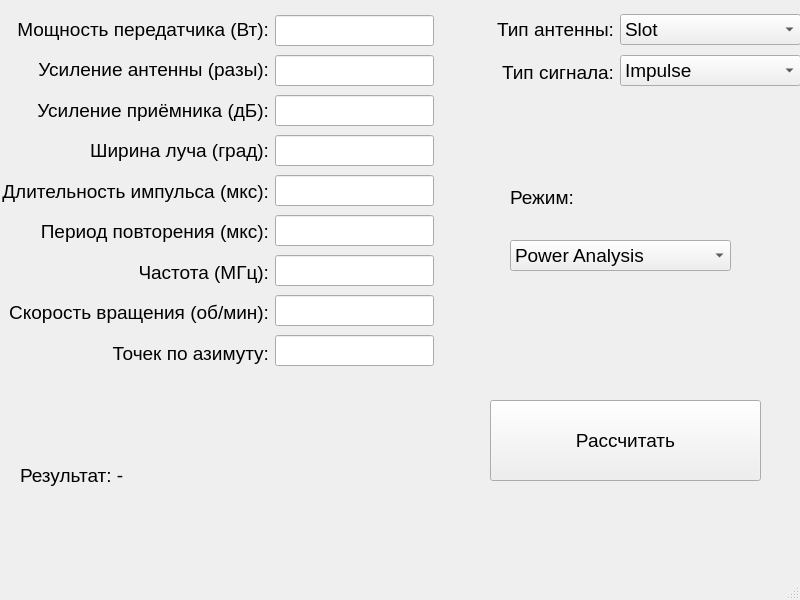
Above: ui/mainwindow.ui from Leekor-byte/radar-simulator before the change. Below: the same form after it.
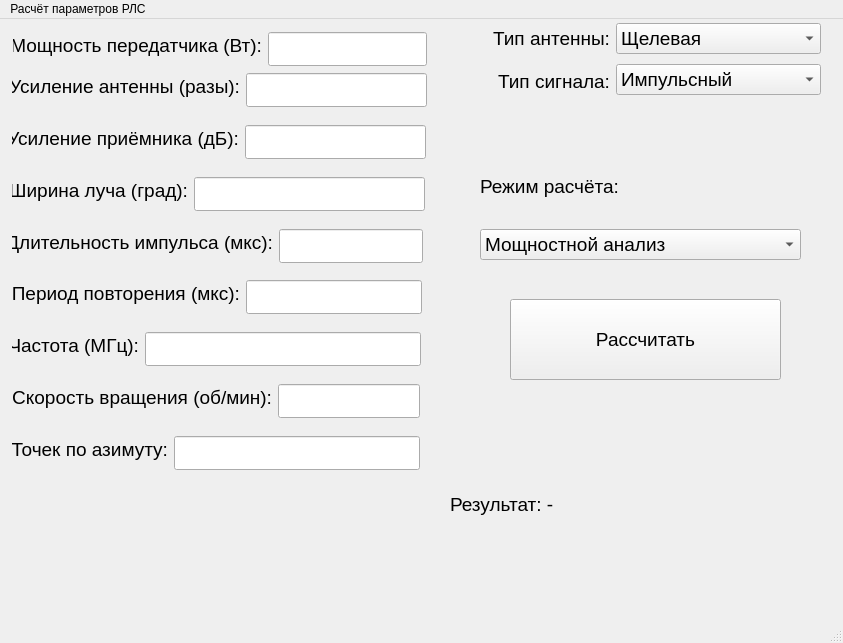
That is the form after the change.

Commit message: [+] Полная русификация интерфейса, динамические подсказки и скрытие контейнеров

```diff
--- a/ui/mainwindow.ui
+++ b/ui/mainwindow.ui
@@ -6,8 +6,8 @@
    <rect>
     <x>0</x>
     <y>0</y>
-    <width>800</width>
-    <height>600</height>
+    <width>843</width>
+    <height>643</height>
    </rect>
   </property>
   <property name="windowTitle">
@@ -17,8 +17,8 @@
    <widget class="QPushButton" name="btnCalculate">
     <property name="geometry">
      <rect>
-      <x>490</x>
-      <y>400</y>
+      <x>510</x>
+      <y>280</y>
       <width>271</width>
       <height>81</height>
      </rect>
@@ -35,10 +35,10 @@
    <widget class="QLabel" name="labelResult">
     <property name="geometry">
      <rect>
-      <x>20</x>
-      <y>390</y>
-      <width>381</width>
-      <height>171</height>
+      <x>450</x>
+      <y>380</y>
+      <width>371</width>
+      <height>211</height>
      </rect>
     </property>
     <property name="font">
@@ -59,8 +59,8 @@
    <widget class="QWidget" name="layoutWidget">
     <property name="geometry">
      <rect>
-      <x>440</x>
-      <y>10</y>
+      <x>460</x>
+      <y>0</y>
       <width>361</width>
       <height>81</height>
      </rect>
@@ -111,12 +111,12 @@
          </property>
          <item>
           <property name="text">
-           <string>Slot</string>
+           <string>Щелевая</string>
           </property>
          </item>
          <item>
           <property name="text">
-           <string>Mirror</string>
+           <string>Зеркальная</string>
           </property>
          </item>
         </widget>
@@ -130,12 +130,12 @@
          </property>
          <item>
           <property name="text">
-           <string>Impulse</string>
+           <string>Импульсный</string>
           </property>
          </item>
          <item>
           <property name="text">
-           <string>Quasi-continuous</string>
+           <string>Квазинепрерывный</string>
           </property>
          </item>
         </widget>
@@ -144,23 +144,113 @@
      </item>
     </layout>
    </widget>
+   <widget class="QWidget" name="layoutWidget">
+    <property name="geometry">
+     <rect>
+      <x>480</x>
+      <y>130</y>
+      <width>321</width>
+      <height>111</height>
+     </rect>
+    </property>
+    <layout class="QVBoxLayout" name="verticalLayout_3">
+     <item>
+      <widget class="QLabel" name="label_18">
+       <property name="font">
+        <font>
+         <pointsize>14</pointsize>
+        </font>
+       </property>
+       <property name="text">
+        <string>Режим расчёта:</string>
+       </property>
+       <property name="alignment">
+        <set>Qt::AlignmentFlag::AlignLeading|Qt::AlignmentFlag::AlignLeft|Qt::AlignmentFlag::AlignVCenter</set>
+       </property>
+      </widget>
+     </item>
+     <item>
+      <widget class="QComboBox" name="modeBox">
+       <property name="font">
+        <font>
+         <pointsize>14</pointsize>
+        </font>
+       </property>
+       <item>
+        <property name="text">
+         <string>Мощностной анализ</string>
+        </property>
+       </item>
+       <item>
+        <property name="text">
+         <string>Временной анализ</string>
+        </property>
+       </item>
+       <item>
+        <property name="text">
+         <string>Комбинированный анализ</string>
+        </property>
+       </item>
+      </widget>
+     </item>
+    </layout>
+   </widget>
    <widget class="QWidget" name="">
     <property name="geometry">
      <rect>
-      <x>2</x>
-      <y>12</y>
-      <width>432</width>
-      <height>358</height>
+      <x>11</x>
+      <y>1</y>
+      <width>421</width>
+      <height>461</height>
      </rect>
     </property>
-    <layout class="QHBoxLayout" name="horizontalLayout">
-     <item>
       <layout class="QVBoxLayout" name="verticalLayout">
        <item>
+      <widget class="QWidget" name="containerPower" native="true">
+       <property name="font">
+        <font>
+         <pointsize>14</pointsize>
+         <stylestrategy>PreferAntialias</stylestrategy>
+        </font>
+       </property>
+       <property name="acceptDrops">
+        <bool>false</bool>
+       </property>
+       <property name="layoutDirection">
+        <enum>Qt::LayoutDirection::LeftToRight</enum>
+       </property>
+       <property name="autoFillBackground">
+        <bool>false</bool>
+       </property>
+       <widget class="QLineEdit" name="lePt">
+        <property name="geometry">
+         <rect>
+          <x>257</x>
+          <y>12</y>
+          <width>159</width>
+          <height>34</height>
+         </rect>
+        </property>
+        <property name="font">
+         <font>
+          <pointsize>14</pointsize>
+          <stylestrategy>PreferAntialias</stylestrategy>
+         </font>
+        </property>
+       </widget>
         <widget class="QLabel" name="label">
+        <property name="geometry">
+         <rect>
+          <x>2</x>
+          <y>12</y>
+          <width>249</width>
+          <height>26</height>
+         </rect>
+        </property>
          <property name="font">
           <font>
            <pointsize>14</pointsize>
+          <stylestrategy>PreferAntialias</stylestrategy>
           </font>
          </property>
          <property name="text">
@@ -170,12 +260,38 @@
           <set>Qt::AlignmentFlag::AlignRight|Qt::AlignmentFlag::AlignTrailing|Qt::AlignmentFlag::AlignVCenter</set>
          </property>
         </widget>
+      </widget>
        </item>
        <item>
+      <widget class="QWidget" name="containerGainAntenna" native="true">
+       <property name="font">
+        <font>
+         <pointsize>14</pointsize>
+         <stylestrategy>PreferAntialias</stylestrategy>
+        </font>
+       </property>
+       <property name="acceptDrops">
+        <bool>false</bool>
+       </property>
+       <property name="layoutDirection">
+        <enum>Qt::LayoutDirection::LeftToRight</enum>
+       </property>
+       <property name="autoFillBackground">
+        <bool>false</bool>
+       </property>
         <widget class="QLabel" name="label_2">
+        <property name="geometry">
+         <rect>
+          <x>1</x>
+          <y>1</y>
+          <width>228</width>
+          <height>26</height>
+         </rect>
+        </property>
          <property name="font">
           <font>
            <pointsize>14</pointsize>
+          <stylestrategy>PreferAntialias</stylestrategy>
           </font>
          </property>
          <property name="text">
@@ -185,12 +301,70 @@
           <set>Qt::AlignmentFlag::AlignRight|Qt::AlignmentFlag::AlignTrailing|Qt::AlignmentFlag::AlignVCenter</set>
          </property>
         </widget>
+       <widget class="QLineEdit" name="leGainAntenna">
+        <property name="geometry">
+         <rect>
+          <x>235</x>
+          <y>1</y>
+          <width>181</width>
+          <height>34</height>
+         </rect>
+        </property>
+        <property name="font">
+         <font>
+          <pointsize>14</pointsize>
+          <stylestrategy>PreferAntialias</stylestrategy>
+         </font>
+        </property>
+       </widget>
+      </widget>
        </item>
        <item>
+      <widget class="QWidget" name="containerGainRx" native="true">
+       <property name="font">
+        <font>
+         <pointsize>14</pointsize>
+         <stylestrategy>PreferAntialias</stylestrategy>
+        </font>
+       </property>
+       <property name="acceptDrops">
+        <bool>false</bool>
+       </property>
+       <property name="layoutDirection">
+        <enum>Qt::LayoutDirection::LeftToRight</enum>
+       </property>
+       <property name="autoFillBackground">
+        <bool>false</bool>
+       </property>
+       <widget class="QLineEdit" name="leGainRx">
+        <property name="geometry">
+         <rect>
+          <x>234</x>
+          <y>1</y>
+          <width>181</width>
+          <height>34</height>
+         </rect>
+        </property>
+        <property name="font">
+         <font>
+          <pointsize>14</pointsize>
+          <stylestrategy>PreferAntialias</stylestrategy>
+         </font>
+        </property>
+       </widget>
         <widget class="QLabel" name="label_3">
+        <property name="geometry">
+         <rect>
+          <x>1</x>
+          <y>1</y>
+          <width>227</width>
+          <height>26</height>
+         </rect>
+        </property>
          <property name="font">
           <font>
            <pointsize>14</pointsize>
+          <stylestrategy>PreferAntialias</stylestrategy>
           </font>
          </property>
          <property name="text">
@@ -200,12 +374,54 @@
           <set>Qt::AlignmentFlag::AlignRight|Qt::AlignmentFlag::AlignTrailing|Qt::AlignmentFlag::AlignVCenter</set>
          </property>
         </widget>
+      </widget>
        </item>
        <item>
+      <widget class="QWidget" name="containerBeamwidth" native="true">
+       <property name="font">
+        <font>
+         <pointsize>14</pointsize>
+         <stylestrategy>PreferAntialias</stylestrategy>
+        </font>
+       </property>
+       <property name="acceptDrops">
+        <bool>false</bool>
+       </property>
+       <property name="layoutDirection">
+        <enum>Qt::LayoutDirection::LeftToRight</enum>
+       </property>
+       <property name="autoFillBackground">
+        <bool>false</bool>
+       </property>
+       <widget class="QLineEdit" name="leBeamwidth">
+        <property name="geometry">
+         <rect>
+          <x>183</x>
+          <y>1</y>
+          <width>231</width>
+          <height>34</height>
+         </rect>
+        </property>
+        <property name="font">
+         <font>
+          <pointsize>14</pointsize>
+          <stylestrategy>PreferAntialias</stylestrategy>
+         </font>
+        </property>
+       </widget>
         <widget class="QLabel" name="label_4">
+        <property name="geometry">
+         <rect>
+          <x>1</x>
+          <y>1</y>
+          <width>176</width>
+          <height>26</height>
+         </rect>
+        </property>
          <property name="font">
           <font>
            <pointsize>14</pointsize>
+          <stylestrategy>PreferAntialias</stylestrategy>
           </font>
          </property>
          <property name="text">
@@ -215,12 +431,54 @@
           <set>Qt::AlignmentFlag::AlignRight|Qt::AlignmentFlag::AlignTrailing|Qt::AlignmentFlag::AlignVCenter</set>
          </property>
         </widget>
+      </widget>
        </item>
        <item>
+      <widget class="QWidget" name="containerTau" native="true">
+       <property name="font">
+        <font>
+         <pointsize>14</pointsize>
+         <stylestrategy>PreferAntialias</stylestrategy>
+        </font>
+       </property>
+       <property name="acceptDrops">
+        <bool>false</bool>
+       </property>
+       <property name="layoutDirection">
+        <enum>Qt::LayoutDirection::LeftToRight</enum>
+       </property>
+       <property name="autoFillBackground">
+        <bool>false</bool>
+       </property>
+       <widget class="QLineEdit" name="leTau">
+        <property name="geometry">
+         <rect>
+          <x>268</x>
+          <y>1</y>
+          <width>144</width>
+          <height>34</height>
+         </rect>
+        </property>
+        <property name="font">
+         <font>
+          <pointsize>14</pointsize>
+          <stylestrategy>PreferAntialias</stylestrategy>
+         </font>
+        </property>
+       </widget>
         <widget class="QLabel" name="label_5">
+        <property name="geometry">
+         <rect>
+          <x>1</x>
+          <y>1</y>
+          <width>261</width>
+          <height>26</height>
+         </rect>
+        </property>
          <property name="font">
           <font>
            <pointsize>14</pointsize>
+          <stylestrategy>PreferAntialias</stylestrategy>
           </font>
          </property>
          <property name="text">
@@ -230,12 +488,38 @@
           <set>Qt::AlignmentFlag::AlignRight|Qt::AlignmentFlag::AlignTrailing|Qt::AlignmentFlag::AlignVCenter</set>
          </property>
         </widget>
+      </widget>
        </item>
        <item>
+      <widget class="QWidget" name="containerPeriod" native="true">
+       <property name="font">
+        <font>
+         <pointsize>14</pointsize>
+         <stylestrategy>PreferAntialias</stylestrategy>
+        </font>
+       </property>
+       <property name="acceptDrops">
+        <bool>false</bool>
+       </property>
+       <property name="layoutDirection">
+        <enum>Qt::LayoutDirection::LeftToRight</enum>
+       </property>
+       <property name="autoFillBackground">
+        <bool>false</bool>
+       </property>
         <widget class="QLabel" name="label_6">
+        <property name="geometry">
+         <rect>
+          <x>1</x>
+          <y>1</y>
+          <width>228</width>
+          <height>26</height>
+         </rect>
+        </property>
          <property name="font">
           <font>
            <pointsize>14</pointsize>
+          <stylestrategy>PreferAntialias</stylestrategy>
           </font>
          </property>
          <property name="text">
@@ -245,12 +529,70 @@
           <set>Qt::AlignmentFlag::AlignRight|Qt::AlignmentFlag::AlignTrailing|Qt::AlignmentFlag::AlignVCenter</set>
          </property>
         </widget>
+       <widget class="QLineEdit" name="lePeriod">
+        <property name="geometry">
+         <rect>
+          <x>235</x>
+          <y>1</y>
+          <width>176</width>
+          <height>34</height>
+         </rect>
+        </property>
+        <property name="font">
+         <font>
+          <pointsize>14</pointsize>
+          <stylestrategy>PreferAntialias</stylestrategy>
+         </font>
+        </property>
+       </widget>
+      </widget>
        </item>
        <item>
+      <widget class="QWidget" name="containerFreq" native="true">
+       <property name="font">
+        <font>
+         <pointsize>14</pointsize>
+         <stylestrategy>PreferAntialias</stylestrategy>
+        </font>
+       </property>
+       <property name="acceptDrops">
+        <bool>false</bool>
+       </property>
+       <property name="layoutDirection">
+        <enum>Qt::LayoutDirection::LeftToRight</enum>
+       </property>
+       <property name="autoFillBackground">
+        <bool>false</bool>
+       </property>
+       <widget class="QLineEdit" name="leFrequency">
+        <property name="geometry">
+         <rect>
+          <x>134</x>
+          <y>1</y>
+          <width>276</width>
+          <height>34</height>
+         </rect>
+        </property>
+        <property name="font">
+         <font>
+          <pointsize>14</pointsize>
+          <stylestrategy>PreferAntialias</stylestrategy>
+         </font>
+        </property>
+       </widget>
         <widget class="QLabel" name="label_17">
+        <property name="geometry">
+         <rect>
+          <x>1</x>
+          <y>1</y>
+          <width>127</width>
+          <height>26</height>
+         </rect>
+        </property>
          <property name="font">
           <font>
            <pointsize>14</pointsize>
+          <stylestrategy>PreferAntialias</stylestrategy>
           </font>
          </property>
          <property name="text">
@@ -260,12 +602,54 @@
           <set>Qt::AlignmentFlag::AlignRight|Qt::AlignmentFlag::AlignTrailing|Qt::AlignmentFlag::AlignVCenter</set>
          </property>
         </widget>
+      </widget>
        </item>
        <item>
+      <widget class="QWidget" name="containerRPM" native="true">
+       <property name="font">
+        <font>
+         <pointsize>14</pointsize>
+         <stylestrategy>PreferAntialias</stylestrategy>
+        </font>
+       </property>
+       <property name="acceptDrops">
+        <bool>false</bool>
+       </property>
+       <property name="layoutDirection">
+        <enum>Qt::LayoutDirection::LeftToRight</enum>
+       </property>
+       <property name="autoFillBackground">
+        <bool>false</bool>
+       </property>
+       <widget class="QLineEdit" name="leRotationSpeed">
+        <property name="geometry">
+         <rect>
+          <x>267</x>
+          <y>1</y>
+          <width>142</width>
+          <height>34</height>
+         </rect>
+        </property>
+        <property name="font">
+         <font>
+          <pointsize>14</pointsize>
+          <stylestrategy>PreferAntialias</stylestrategy>
+         </font>
+        </property>
+       </widget>
         <widget class="QLabel" name="label_7">
+        <property name="geometry">
+         <rect>
+          <x>1</x>
+          <y>1</y>
+          <width>260</width>
+          <height>26</height>
+         </rect>
+        </property>
          <property name="font">
           <font>
            <pointsize>14</pointsize>
+          <stylestrategy>PreferAntialias</stylestrategy>
           </font>
          </property>
          <property name="text">
@@ -275,12 +659,38 @@
           <set>Qt::AlignmentFlag::AlignRight|Qt::AlignmentFlag::AlignTrailing|Qt::AlignmentFlag::AlignVCenter</set>
          </property>
         </widget>
+      </widget>
        </item>
        <item>
+      <widget class="QWidget" name="containerAzimuth" native="true">
+       <property name="font">
+        <font>
+         <pointsize>14</pointsize>
+         <stylestrategy>PreferAntialias</stylestrategy>
+        </font>
+       </property>
+       <property name="acceptDrops">
+        <bool>false</bool>
+       </property>
+       <property name="layoutDirection">
+        <enum>Qt::LayoutDirection::LeftToRight</enum>
+       </property>
+       <property name="autoFillBackground">
+        <bool>false</bool>
+       </property>
         <widget class="QLabel" name="label_8">
+        <property name="geometry">
+         <rect>
+          <x>1</x>
+          <y>1</y>
+          <width>156</width>
+          <height>26</height>
+         </rect>
+        </property>
          <property name="font">
           <font>
            <pointsize>14</pointsize>
+          <stylestrategy>PreferAntialias</stylestrategy>
           </font>
          </property>
          <property name="text">
@@ -290,143 +700,22 @@
           <set>Qt::AlignmentFlag::AlignRight|Qt::AlignmentFlag::AlignTrailing|Qt::AlignmentFlag::AlignVCenter</set>
          </property>
         </widget>
-       </item>
-      </layout>
-     </item>
-     <item>
-      <layout class="QVBoxLayout" name="verticalLayout_2">
-       <item>
-        <widget class="QLineEdit" name="lePt">
-         <property name="font">
-          <font>
-           <pointsize>14</pointsize>
-          </font>
-         </property>
-        </widget>
-       </item>
-       <item>
-        <widget class="QLineEdit" name="leGainAntenna">
-         <property name="font">
-          <font>
-           <pointsize>14</pointsize>
-          </font>
-         </property>
-        </widget>
-       </item>
-       <item>
-        <widget class="QLineEdit" name="leGainRx">
-         <property name="font">
-          <font>
-           <pointsize>14</pointsize>
-          </font>
-         </property>
-        </widget>
-       </item>
-       <item>
-        <widget class="QLineEdit" name="leBeamwidth">
-         <property name="font">
-          <font>
-           <pointsize>14</pointsize>
-          </font>
-         </property>
-        </widget>
-       </item>
-       <item>
-        <widget class="QLineEdit" name="leTau">
-         <property name="font">
-          <font>
-           <pointsize>14</pointsize>
-          </font>
-         </property>
-        </widget>
-       </item>
-       <item>
-        <widget class="QLineEdit" name="lePeriod">
-         <property name="font">
-          <font>
-           <pointsize>14</pointsize>
-          </font>
-         </property>
-        </widget>
-       </item>
-       <item>
-        <widget class="QLineEdit" name="leFrequency">
-         <property name="font">
-          <font>
-           <pointsize>14</pointsize>
-          </font>
-         </property>
-        </widget>
-       </item>
-       <item>
-        <widget class="QLineEdit" name="leRotationSpeed">
-         <property name="font">
-          <font>
-           <pointsize>14</pointsize>
-          </font>
-         </property>
-        </widget>
-       </item>
-       <item>
         <widget class="QLineEdit" name="leAzimuthPoints">
-         <property name="font">
-          <font>
-           <pointsize>14</pointsize>
-          </font>
-         </property>
-        </widget>
-       </item>
-      </layout>
-     </item>
-    </layout>
-   </widget>
-   <widget class="QWidget" name="">
     <property name="geometry">
      <rect>
-      <x>510</x>
-      <y>160</y>
-      <width>221</width>
-      <height>111</height>
-     </rect>
-    </property>
-    <layout class="QVBoxLayout" name="verticalLayout_3">
-     <item>
-      <widget class="QLabel" name="label_18">
+          <x>163</x>
+          <y>1</y>
+          <width>246</width>
+          <height>34</height>
+         </rect>
+        </property>
        <property name="font">
         <font>
          <pointsize>14</pointsize>
-        </font>
-       </property>
-       <property name="text">
-        <string>Режим:</string>
-       </property>
-       <property name="alignment">
-        <set>Qt::AlignmentFlag::AlignLeading|Qt::AlignmentFlag::AlignLeft|Qt::AlignmentFlag::AlignVCenter</set>
-       </property>
-      </widget>
-     </item>
-     <item>
-      <widget class="QComboBox" name="modeBox">
-       <property name="font">
-        <font>
-         <pointsize>14</pointsize>
-        </font>
-       </property>
-       <item>
-        <property name="text">
-         <string>Power Analysis</string>
-        </property>
-       </item>
-       <item>
-        <property name="text">
-         <string>Time Analysis</string>
-        </property>
-       </item>
-       <item>
-        <property name="text">
-         <string>Combined Analysis</string>
-        </property>
-       </item>
+          <stylestrategy>PreferAntialias</stylestrategy>
+         </font>
+        </property>
+       </widget>
       </widget>
      </item>
     </layout>
@@ -437,10 +726,16 @@
     <rect>
      <x>0</x>
      <y>0</y>
-     <width>800</width>
+     <width>843</width>
      <height>21</height>
     </rect>
    </property>
+   <widget class="QMenu" name="menu">
+    <property name="title">
+     <string>Расчёт параметров РЛС</string>
+    </property>
+   </widget>
+   <addaction name="menu"/>
   </widget>
   <widget class="QStatusBar" name="statusbar"/>
  </widget>
```
Lines whose indentation alone changed are shown as unchanged. The commit also changes 5 other files.
